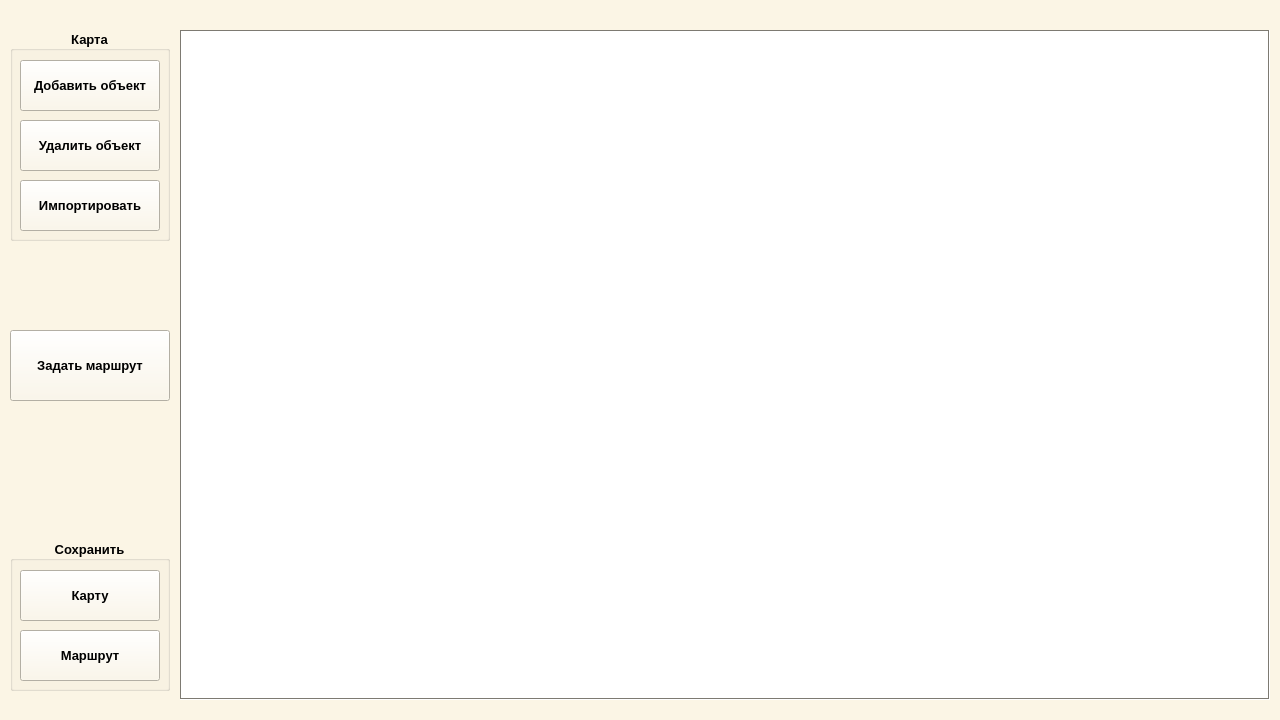
Above: mainwindow.ui from 1331is/map_project before the change. Below: the same form after it.
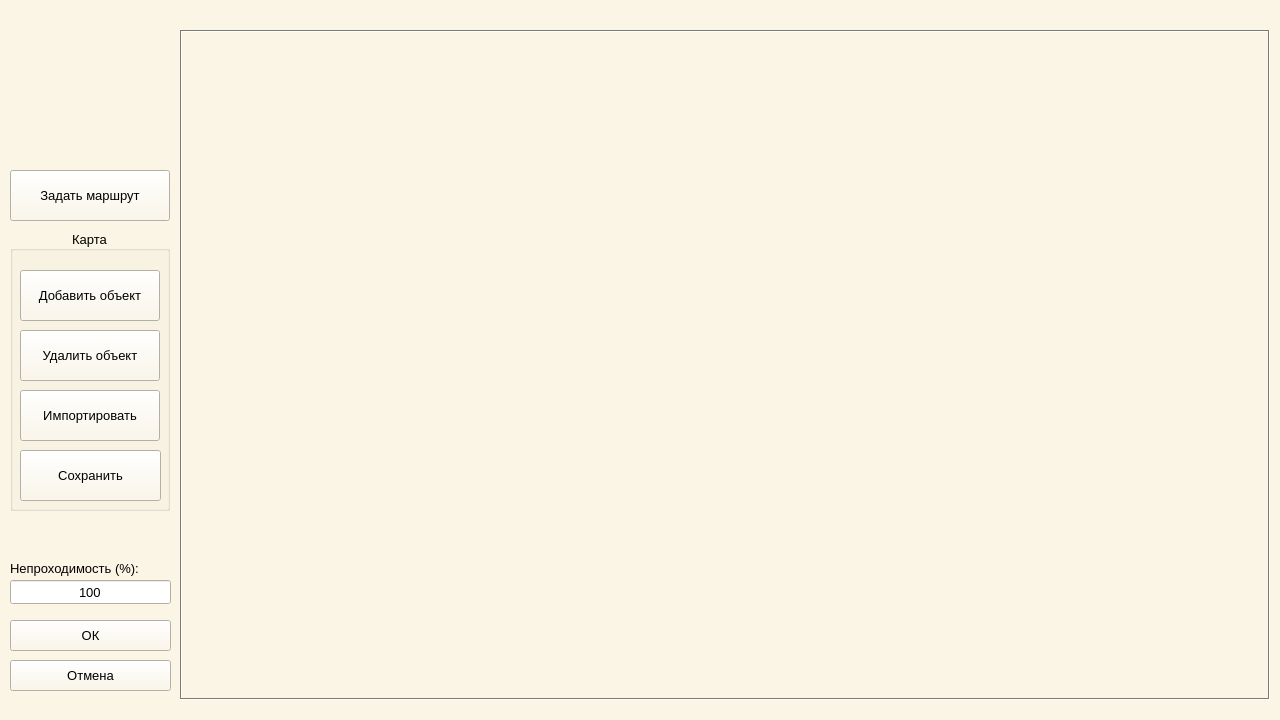
That is the form after the change. Icons and pictures are not drawn.

```diff
--- a/mainwindow.ui
+++ b/mainwindow.ui
@@ -523,6 +523,9 @@
     </size>
    </property>
    <widget class="QGraphicsView" name="map_box">
+    <property name="enabled">
+     <bool>false</bool>
+    </property>
     <property name="geometry">
      <rect>
       <x>180</x>
@@ -557,16 +560,16 @@
     <property name="geometry">
      <rect>
       <x>10</x>
-      <y>330</y>
+      <y>170</y>
       <width>160</width>
-      <height>71</height>
+      <height>51</height>
      </rect>
     </property>
     <property name="font">
      <font>
-      <family>Arial</family>
+      <family>Segoe UI</family>
       <pointsize>10</pointsize>
-      <bold>true</bold>
+      <bold>false</bold>
      </font>
     </property>
     <property name="text">
@@ -587,17 +590,17 @@
     <property name="geometry">
      <rect>
       <x>10</x>
-      <y>30</y>
+      <y>230</y>
       <width>160</width>
-      <height>211</height>
+      <height>281</height>
      </rect>
     </property>
     <property name="font">
      <font>
-      <family>Arial</family>
+      <family>Segoe UI</family>
       <pointsize>10</pointsize>
       <italic>false</italic>
-      <bold>true</bold>
+      <bold>false</bold>
       <underline>false</underline>
       <kerning>true</kerning>
      </font>
@@ -615,11 +618,21 @@
      <property name="geometry">
       <rect>
        <x>10</x>
-       <y>30</y>
+       <y>40</y>
        <width>140</width>
        <height>51</height>
       </rect>
      </property>
+     <property name="font">
+      <font>
+       <family>Segoe UI</family>
+       <pointsize>10</pointsize>
+       <italic>false</italic>
+       <bold>false</bold>
+       <underline>false</underline>
+       <kerning>true</kerning>
+      </font>
+     </property>
      <property name="text">
       <string>Добавить объект</string>
      </property>
@@ -628,11 +641,21 @@
      <property name="geometry">
       <rect>
        <x>10</x>
-       <y>90</y>
+       <y>100</y>
        <width>140</width>
        <height>51</height>
       </rect>
      </property>
+     <property name="font">
+      <font>
+       <family>Segoe UI</family>
+       <pointsize>10</pointsize>
+       <italic>false</italic>
+       <bold>false</bold>
+       <underline>false</underline>
+       <kerning>true</kerning>
+      </font>
+     </property>
      <property name="text">
       <string>Удалить объект</string>
      </property>
@@ -641,65 +664,140 @@
      <property name="geometry">
       <rect>
        <x>10</x>
-       <y>150</y>
+       <y>160</y>
        <width>140</width>
        <height>51</height>
       </rect>
      </property>
+     <property name="font">
+      <font>
+       <family>Segoe UI</family>
+       <pointsize>10</pointsize>
+       <italic>false</italic>
+       <bold>false</bold>
+       <underline>false</underline>
+       <kerning>true</kerning>
+      </font>
+     </property>
      <property name="text">
       <string>Импортировать</string>
      </property>
     </widget>
-   </widget>
-   <widget class="QGroupBox" name="save_box">
-    <property name="geometry">
-     <rect>
-      <x>10</x>
-      <y>540</y>
-      <width>160</width>
-      <height>151</height>
-     </rect>
-    </property>
-    <property name="font">
-     <font>
-      <family>Arial</family>
-      <pointsize>10</pointsize>
-      <bold>true</bold>
-     </font>
-    </property>
-    <property name="title">
-     <string>Сохранить</string>
-    </property>
-    <property name="alignment">
-     <set>Qt::AlignmentFlag::AlignCenter</set>
-    </property>
     <widget class="QPushButton" name="saveMap_but">
      <property name="geometry">
       <rect>
        <x>10</x>
-       <y>30</y>
-       <width>140</width>
+       <y>220</y>
+       <width>141</width>
        <height>51</height>
       </rect>
      </property>
-     <property name="text">
-      <string>Карту</string>
+     <property name="font">
+      <font>
+       <family>Segoe UI</family>
+       <pointsize>10</pointsize>
+       <italic>false</italic>
+       <bold>false</bold>
+       <underline>false</underline>
+       <kerning>true</kerning>
+      </font>
      </property>
-    </widget>
-    <widget class="QPushButton" name="savePath_but">
-     <property name="geometry">
-      <rect>
-       <x>10</x>
-       <y>90</y>
-       <width>140</width>
-       <height>51</height>
-      </rect>
-     </property>
      <property name="text">
-      <string>Маршрут</string>
+      <string>Сохранить</string>
      </property>
     </widget>
    </widget>
+   <widget class="QPushButton" name="cancel_but">
+    <property name="geometry">
+     <rect>
+      <x>10</x>
+      <y>660</y>
+      <width>161</width>
+      <height>31</height>
+     </rect>
+    </property>
+    <property name="font">
+     <font>
+      <pointsize>10</pointsize>
+     </font>
+    </property>
+    <property name="text">
+     <string>Отмена</string>
+    </property>
+   </widget>
+   <widget class="QPushButton" name="ok_but">
+    <property name="geometry">
+     <rect>
+      <x>10</x>
+      <y>620</y>
+      <width>161</width>
+      <height>31</height>
+     </rect>
+    </property>
+    <property name="font">
+     <font>
+      <pointsize>10</pointsize>
+     </font>
+    </property>
+    <property name="text">
+     <string>ОК</string>
+    </property>
+   </widget>
+   <widget class="QLabel" name="transp_label">
+    <property name="geometry">
+     <rect>
+      <x>10</x>
+      <y>560</y>
+      <width>131</width>
+      <height>16</height>
+     </rect>
+    </property>
+    <property name="font">
+     <font>
+      <pointsize>10</pointsize>
+     </font>
+    </property>
+    <property name="text">
+     <string>Непроходимость (%):</string>
+    </property>
+   </widget>
+   <widget class="QLineEdit" name="transp_box">
+    <property name="geometry">
+     <rect>
+      <x>10</x>
+      <y>580</y>
+      <width>161</width>
+      <height>24</height>
+     </rect>
+    </property>
+    <property name="font">
+     <font>
+      <pointsize>10</pointsize>
+     </font>
+    </property>
+    <property name="text">
+     <string>100</string>
+    </property>
+    <property name="alignment">
+     <set>Qt::AlignmentFlag::AlignCenter</set>
+    </property>
+   </widget>
+   <widget class="QLabel" name="logo_img">
+    <property name="geometry">
+     <rect>
+      <x>30</x>
+      <y>30</y>
+      <width>111</width>
+      <height>121</height>
+     </rect>
+    </property>
+    <property name="text">
+     <string/>
+    </property>
+    <property name="pixmap">
+     <pixmap resource="icon.qrc">:/heart.png</pixmap>
+    </property>
+   </widget>
   </widget>
  </widget>
  <resources>
```
Left out of the diff: 4 changed lines with no effect on the pictures.
